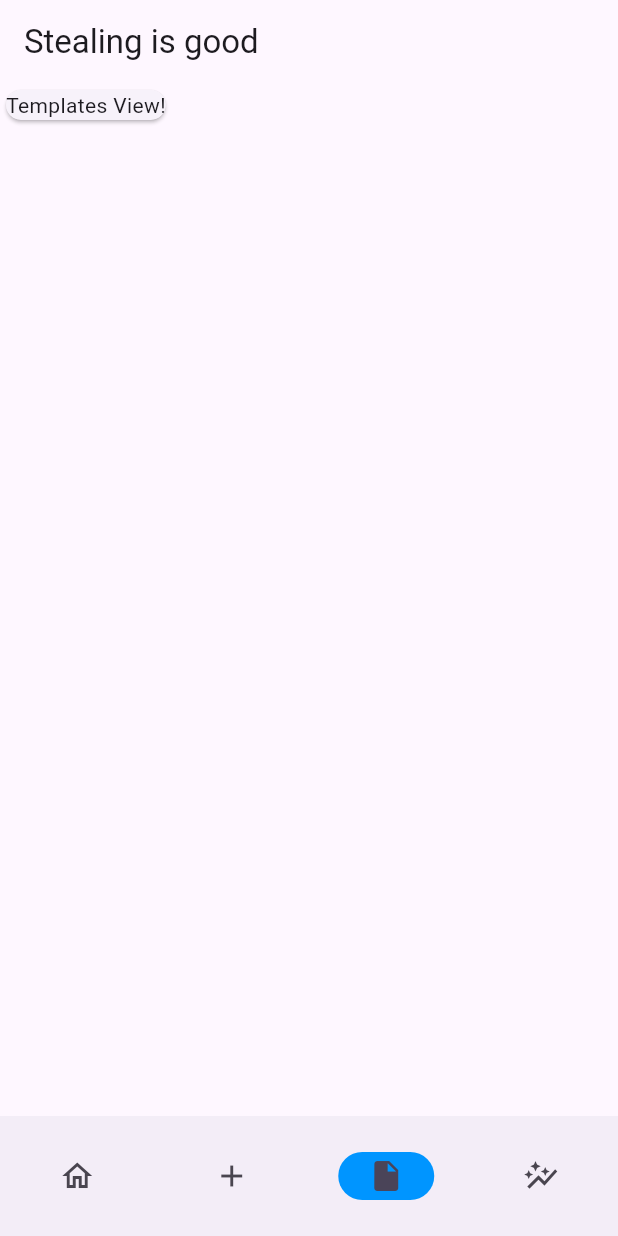
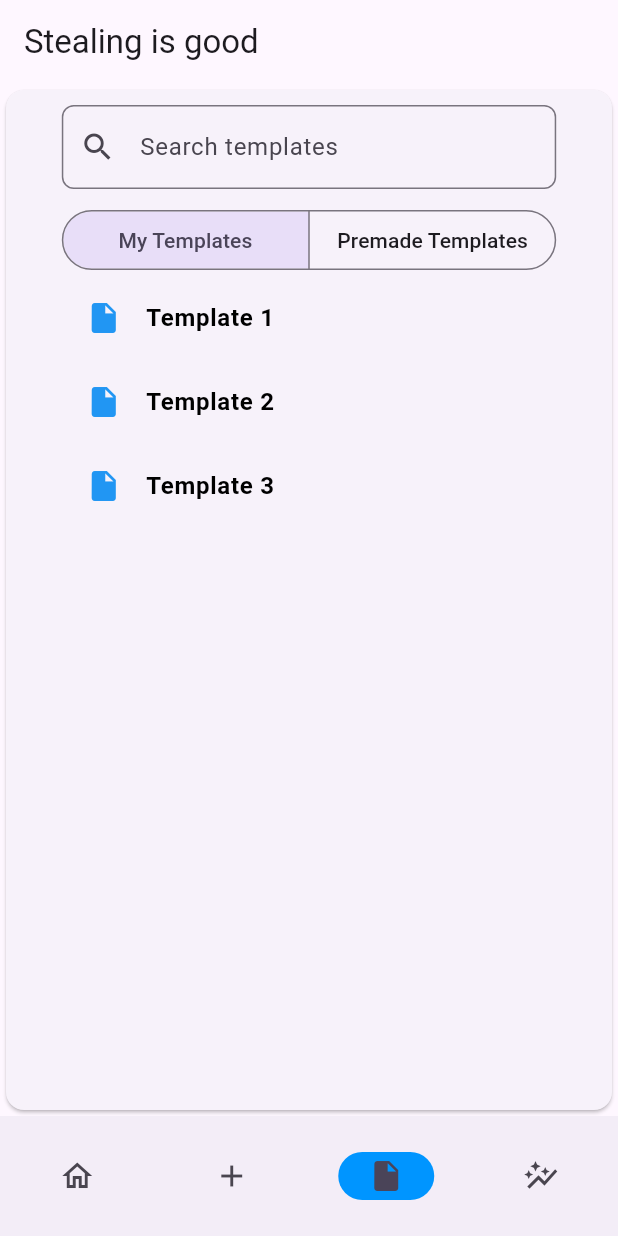
Before and after one commit to ruchihegde/exercise_tracking_app, a Flutter app: the screen it shows after launch, item 3 of the bottom bar chosen, on a phone screen of 412 x 824 dp. Run offline on Flutter 3.47's test engine with Material 3 defaults, Android fonts, the phone set to English and light mode, and no system bars.

Commit message:
i broke shit but fixed it

```diff
--- a/lib/views/TemplatesView.dart
+++ b/lib/views/TemplatesView.dart
@@ -1,4 +1,5 @@
 import 'package:flutter/material.dart';
+import './widgets/TemplateView.dart';
 
 class TemplatesView extends StatelessWidget {
   const TemplatesView({super.key});
@@ -7,7 +8,7 @@ class TemplatesView extends StatelessWidget {
   Widget build(BuildContext context) {
     return const Scaffold(
       body: Card(
-        child: Text('Templates View!')
+        child: TemplateList()
       )
     );
   }
--- /dev/null
+++ b/lib/views/widgets/TemplateView.dart
@@ -0,0 +1,124 @@
+import 'package:flutter/material.dart';
+import 'package:flutter/rendering.dart';
+
+enum TemplateView { myTemplates, premade }
+
+class TemplateList extends StatefulWidget {
+  const TemplateList({super.key});
+
+
+  @override
+  State<TemplateList> createState() => _TemplateListState();
+}
+
+class _TemplateListState extends State<TemplateList> {
+
+  TemplateView currentTab = TemplateView.myTemplates;
+  TextEditingController searchController = TextEditingController();
+  List<String> myTemplates = ['Template 1', 'Template 2', 'Template 3'];
+  List<String> premadeTemplates = ['Premade 1', 'Premade 2', 'Premade 3'];
+  List<String> filteredTemplates = [];
+
+  @override
+  void initState() {
+    super.initState();
+    filteredTemplates = myTemplates;
+    searchController.addListener(_filterTemplates);
+  }
+
+  @override
+  void dispose() {
+    searchController.removeListener(_filterTemplates);
+    searchController.dispose();
+    super.dispose();
+  }
+
+  int _getCurListCount () {
+    return currentTab == TemplateView.myTemplates
+      ? myTemplates.length
+      : premadeTemplates.length;
+  }
+
+  void _filterTemplates() {
+    setState(() {
+      List<String> templates = currentTab == TemplateView.myTemplates
+          ? myTemplates
+          : premadeTemplates;
+      filteredTemplates = templates
+          .where((template) =>
+              template.toLowerCase().contains(searchController.text.toLowerCase()))
+          .toList();
+    });
+  }
+
+  @override
+  Widget build(BuildContext context) {
+    return Center(
+      child: Column(
+        children: [
+          Padding(
+            padding: const EdgeInsets.all(10.0),
+            child: SizedBox(
+              width: MediaQuery.of(context).size.width * 0.8,
+              child: TextField(
+              controller: searchController,
+              decoration: InputDecoration(
+                labelText: 'Search templates',
+                prefixIcon: const Icon(Icons.search),
+                border: OutlineInputBorder(
+                  borderRadius: BorderRadius.circular(8.0),
+                ),
+              ),
+            ),
+            )
+          ),
+          SizedBox(
+            width: MediaQuery.of(context).size.width * 0.8,
+            child: SegmentedButton<TemplateView>(
+              segments: const <ButtonSegment<TemplateView>>[
+                ButtonSegment<TemplateView>(
+                  value: TemplateView.myTemplates,
+                  label: Text('My Templates'),
+                ),
+                ButtonSegment<TemplateView>(
+                  value: TemplateView.premade,
+                  label: Text('Premade Templates'),
+                )
+              ],
+              selected: {currentTab},
+              onSelectionChanged: (Set<TemplateView> newSelection) {
+                setState(() {
+                  currentTab = newSelection.first;
+                  _filterTemplates();
+                });
+              },
+              showSelectedIcon: false,
+            )
+          ),
+          Expanded(
+            child: ListView.builder(
+              itemCount: _getCurListCount(),
+              itemBuilder: (context, idx) {
+                return Center(
+                  child: Container(
+                    width: MediaQuery.of(context).size.width * 0.8,
+                    child: ListTile(
+                      leading: const Icon(Icons.insert_drive_file, color: Colors.blue),
+                      title: Text(
+                        filteredTemplates[idx],
+                        style: const TextStyle(
+                          fontWeight: FontWeight.bold,
+                          color: Colors.black,
+                        ),
+                      ),
+                    ),
+                  )
+                );
+              }
+            ),
+          )
+        ],
+      )
+    );
+  }
+}
```
